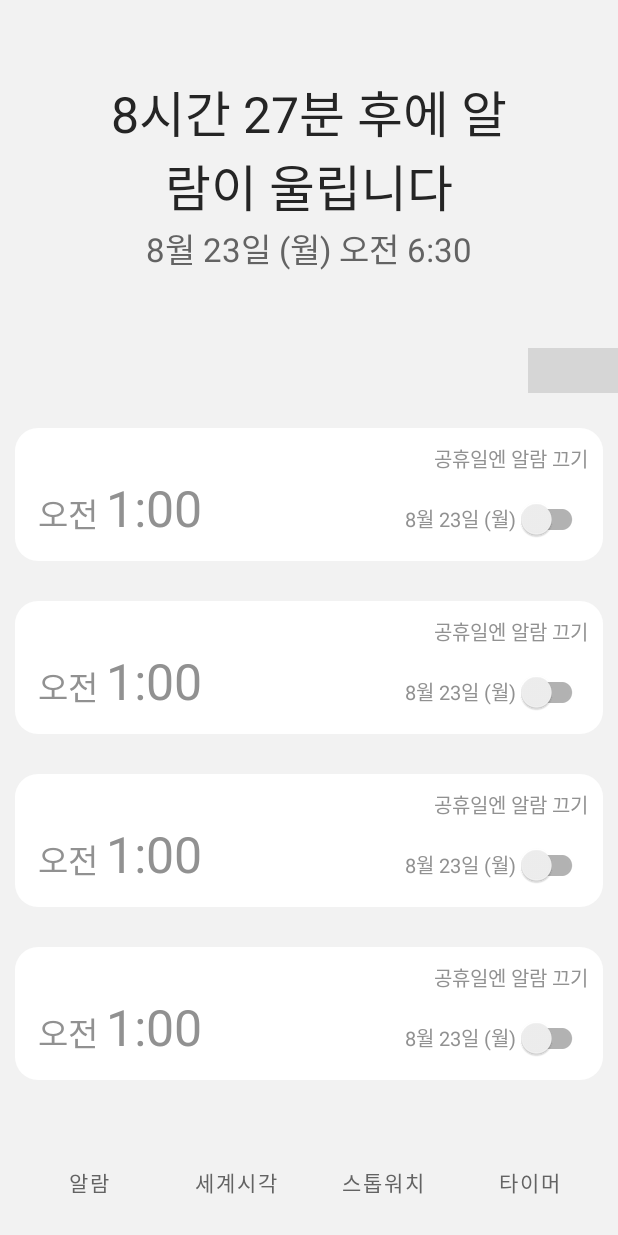
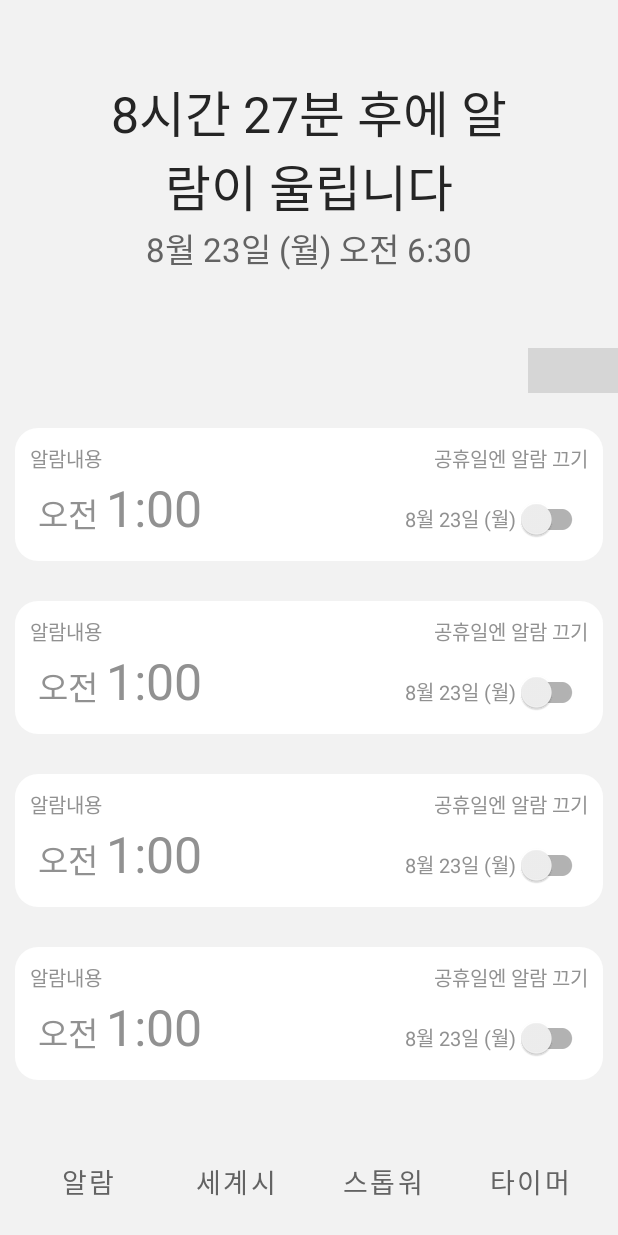
Before and after one commit to Eumji/Clock, an Android app: the screen it shows after launch (MainActivity), on a phone screen of 412 x 824 dp. Run offline under Robolectric (Android 15) with nearby library versions, the phone set to English and light mode, and no system bars; grey boxes are pictures that could not be loaded.

Commit message:
1. refactoring 2. apply fragment view

```diff
--- a/app/build.gradle
+++ b/app/build.gradle
@@ -1,7 +1,6 @@
 plugins {
     id 'com.android.application'
     id 'kotlin-android'
-    id 'kotlin-android-extensions'
 }
 
 android {
@@ -30,7 +29,7 @@ android {
     kotlinOptions {
         jvmTarget = '1.8'
     }
-
+//
     viewBinding {
         enabled = true
     }
@@ -42,6 +41,7 @@ dependencies {
     implementation 'androidx.constraintlayout:constraintlayout:2.0.4'
     implementation "androidx.recyclerview:recyclerview:1.1.0"
     implementation "androidx.recyclerview:recyclerview-selection:1.1.0-rc01"
+    implementation 'androidx.legacy:legacy-support-v4:1.0.0'
     testImplementation 'junit:junit:4.+'
     androidTestImplementation 'androidx.test.ext:junit:1.1.2'
     androidTestImplementation 'androidx.test.espresso:espresso-core:3.3.0'
--- a/app/src/main/java/com/eumji/clock/MainActivity.kt
+++ b/app/src/main/java/com/eumji/clock/MainActivity.kt
@@ -2,22 +2,57 @@ package com.eumji.clock
 
 import androidx.appcompat.app.AppCompatActivity
 import android.os.Bundle
-import kotlinx.android.synthetic.main.activity_main.*
+import android.view.View
+import android.widget.Button
+import com.eumji.clock.alarm.Alarm
+import com.eumji.clock.globaltimes.Globaltimes
+import com.eumji.clock.stopwatch.Stopwatch
+import com.eumji.clock.timer.Timer
 
-class MainActivity : AppCompatActivity() {
+class MainActivity : AppCompatActivity() ,View.OnClickListener {
+
     override fun onCreate(savedInstanceState: Bundle?) {
         super.onCreate(savedInstanceState)
+        var transaction = supportFragmentManager.beginTransaction()
         setContentView(R.layout.activity_main)
-        val list = ArrayList<AlarmItem>()
+        transaction.add(R.id.page_view, Alarm())
+        transaction.commit()
 
-        list.add(AlarmItem(1))
-        list.add(AlarmItem(2))
-        list.add(AlarmItem(3))
-        list.add(AlarmItem(4))
-        list.add(AlarmItem(5))
-        list.add(AlarmItem(6))
-        alarm_recyclerview.adapter = AlarmRecyclerAdapter(list)
-        alarm_recyclerview.addItemDecoration(VerticalItemDecorator(20))
+        var buttonAlarm = findViewById<Button>(R.id.button_alarm)
+        var buttonGlobaltime = findViewById<Button>(R.id.button_globaltime)
+        var buttonStopwatch = findViewById<Button>(R.id.button_stopwatch)
+        var buttonTimer = findViewById<Button>(R.id.button_timer)
+
+        buttonAlarm.setOnClickListener(this)
+        buttonGlobaltime.setOnClickListener(this)
+        buttonStopwatch.setOnClickListener(this)
+        buttonTimer.setOnClickListener(this)
     }
 
+    override fun onClick(v: View) {
+        val transaction = supportFragmentManager.beginTransaction()
+        when (v.id) {
+            R.id.button_alarm->{
+                transaction.replace(R.id.page_view,Alarm())
+                transaction.addToBackStack(null)
+                transaction.commit()
+            }
+            R.id.button_globaltime -> {
+                transaction.replace(R.id.page_view,Globaltimes())
+                transaction.addToBackStack(null)
+                transaction.commit()
+            }
+            R.id.button_stopwatch -> {
+                transaction.replace(R.id.page_view,Stopwatch())
+                transaction.addToBackStack(null)
+                transaction.commit()
+            }
+            R.id.button_timer -> {
+                transaction.replace(R.id.page_view,Timer())
+                transaction.addToBackStack(null)
+                transaction.commit()
+            }
+
+        }
+    }
 }
--- /dev/null
+++ b/app/src/main/java/com/eumji/clock/alarm/Alarm.kt
@@ -0,0 +1,75 @@
+package com.eumji.clock.alarm
+
+import android.os.Bundle
+import androidx.fragment.app.Fragment
+import android.view.LayoutInflater
+import android.view.View
+import android.view.ViewGroup
+import androidx.recyclerview.widget.RecyclerView
+import com.eumji.clock.R
+import com.eumji.clock.VerticalItemDecorator
+import com.eumji.clock.alarm.AlarmRecyclerAdapter
+import com.eumji.clock.databinding.ActivityMainBinding
+
+// TODO: Rename parameter arguments, choose names that match
+// the fragment initialization parameters, e.g. ARG_ITEM_NUMBER
+private const val ARG_PARAM1 = "param1"
+private const val ARG_PARAM2 = "param2"
+
+/**
+ * A simple [Fragment] subclass.
+ * Use the [Alarm.newInstance] factory method to
+ * create an instance of this fragment.
+ */
+class Alarm : Fragment() {
+    // TODO: Rename and change types of parameters
+    private lateinit var alarmRecyclerView: RecyclerView
+
+    override fun onCreate(savedInstanceState: Bundle?) {
+        super.onCreate(savedInstanceState)
+        arguments?.let {
+        }
+    }
+
+    override fun onCreateView(
+        inflater: LayoutInflater, container: ViewGroup?,
+        savedInstanceState: Bundle?
+    ): View? {
+        // Inflate the layout for this fragment
+        return inflater.inflate(R.layout.fragment_alarm, container, false)
+    }
+
+    override fun onViewCreated(view: View, savedInstanceState: Bundle?) {
+        super.onViewCreated(view, savedInstanceState)
+        val list = ArrayList<AlarmItem>()
+
+        list.add(AlarmItem(1))
+        list.add(AlarmItem(2))
+        list.add(AlarmItem(3))
+        list.add(AlarmItem(4))
+        list.add(AlarmItem(5))
+        list.add(AlarmItem(6))
+        alarmRecyclerView = view.findViewById(R.id.alarm_recyclerview)
+        alarmRecyclerView.adapter = AlarmRecyclerAdapter(list)
+        alarmRecyclerView.addItemDecoration(VerticalItemDecorator(20))
+    }
+    companion object {
+        /**
+         * Use this factory method to create a new instance of
+         * this fragment using the provided parameters.
+         *
+         * @param param1 Parameter 1.
+         * @param param2 Parameter 2.
+         * @return A new instance of fragment Alarm.
+         */
+        // TODO: Rename and change types and number of parameters
+        @JvmStatic
+        fun newInstance(param1: String, param2: String) =
+            Alarm().apply {
+                arguments = Bundle().apply {
+                    putString(ARG_PARAM1, param1)
+                    putString(ARG_PARAM2, param2)
+                }
+            }
+    }
+}
--- a/app/src/main/java/com/eumji/clock/AlarmItem.kt
+++ b/app/src/main/java/com/eumji/clock/alarm/AlarmItem.kt
@@ -1,4 +1,4 @@
-package com.eumji.clock
+package com.eumji.clock.alarm
 
 class AlarmItem(val time: Int) {
 
--- a/app/src/main/java/com/eumji/clock/AlarmRecyclerAdapter.kt
+++ b/app/src/main/java/com/eumji/clock/alarm/AlarmRecyclerAdapter.kt
@@ -1,27 +1,26 @@
-package com.eumji.clock;
+package com.eumji.clock.alarm;
 
 import android.view.LayoutInflater
 import android.view.View
 import android.view.ViewGroup
 import android.widget.Toast
 import androidx.recyclerview.widget.RecyclerView
+import com.eumji.clock.R
 import java.util.ArrayList
 
 class AlarmRecyclerAdapter(private val items: ArrayList<AlarmItem>) :
     RecyclerView.Adapter<AlarmRecyclerAdapter.ViewHolder>(){
 
-
     override fun onCreateViewHolder(parent: ViewGroup, viewType: Int): ViewHolder {
         val inflatedView = LayoutInflater.from(parent.context)
             .inflate(R.layout.alarm_item, parent, false)
-        return AlarmRecyclerAdapter.ViewHolder(inflatedView)
+        return ViewHolder(inflatedView)
     }
 
     override fun onBindViewHolder(holder: ViewHolder, position: Int) {
         val listener = View.OnClickListener { it ->
             Toast.makeText(it.context, items[position].time.toString(), Toast.LENGTH_SHORT).show()
         }
-
         holder.bind(listener, items[position])
     }
 
--- a/app/src/main/res/layout/activity_main.xml
+++ b/app/src/main/res/layout/activity_main.xml
@@ -8,95 +8,12 @@
     android:orientation="vertical"
     android:background="@color/grey">
 
-    <LinearLayout
+    <FrameLayout
         android:layout_width="match_parent"
         android:layout_height="wrap_content"
         android:orientation="vertical"
-        android:layout_weight="1">
-
-        <LinearLayout
-            android:layout_width="match_parent"
-            android:layout_height="wrap_content"
-            android:orientation="vertical">
-
-            <LinearLayout
-                android:layout_width="match_parent"
-                android:layout_height="wrap_content"
-                android:orientation="vertical">
-
-                <LinearLayout
-                    android:layout_width="match_parent"
-                    android:layout_height="match_parent"
-                    android:orientation="vertical"
-                    android:gravity="center_horizontal"
-                    android:layout_marginHorizontal="70dp"
-                    android:layout_marginVertical="50dp">
-
-                    <TextView
-                        android:id="@+id/alarm_next_time"
-                        android:layout_width="match_parent"
-                        android:layout_height="wrap_content"
-                        android:textSize="15pt"
-                        android:textColor="@color/font"
-                        android:text="8시간 27분 후에 알람이 울립니다"
-                        android:gravity="center_horizontal" />
-
-                    <TextView
-                        android:id="@+id/alarm_next_date"
-                        android:layout_width="match_parent"
-                        android:layout_height="wrap_content"
-                        android:textSize="10pt"
-                        android:textColor="@color/font2"
-                        android:text="8월 23일 (월) 오전 6:30"
-                        android:gravity="center_horizontal" />
-                </LinearLayout>
-
-            </LinearLayout>
-
-            <LinearLayout
-                android:layout_width="match_parent"
-                android:layout_height="wrap_content"
-                android:orientation="horizontal"
-                android:gravity="right">
-
-                <ImageButton
-                    android:id="@+id/plus"
-                    android:layout_width="30dp"
-                    android:layout_height="30dp"
-                    android:adjustViewBounds="true"
-                    android:background="@color/transparent"
-                    android:scaleType="fitCenter"
-                    app:srcCompat="@drawable/plus" />
-
-                <ImageButton
-                    android:id="@+id/menu"
-                    android:layout_width="30dp"
-                    android:layout_height="30dp"
-                    android:adjustViewBounds="true"
-                    android:background="@color/transparent"
-                    android:scaleType="fitCenter"
-                    app:srcCompat="@drawable/menu" />
-            </LinearLayout>
-
-        </LinearLayout>
-
-        <LinearLayout
-            android:layout_width="match_parent"
-            android:layout_height="match_parent"
-            android:orientation="vertical">
-
-            <androidx.recyclerview.widget.RecyclerView
-                android:id="@+id/alarm_recyclerview"
-                android:layout_width="match_parent"
-                android:layout_height="match_parent"
-                app:layoutManager="androidx.recyclerview.widget.LinearLayoutManager"
-                android:layout_marginHorizontal="10dp"
-                android:layout_marginVertical="10dp"
-                tools:listitem="@layout/alarm_item"
-                android:scrollbars="vertical"/>
-        </LinearLayout>
-
-    </LinearLayout>
+        android:layout_weight="1"
+        android:id="@+id/page_view"/>
 
     <LinearLayout
         android:layout_width="match_parent"
@@ -111,6 +28,7 @@
             android:layout_height="wrap_content"
             android:layout_weight="1"
             android:text="알람"
+            android:textSize="8pt"
             android:background="@color/transparent"
             android:textColor="@color/font2"/>
 
@@ -120,6 +38,7 @@
             android:layout_height="wrap_content"
             android:layout_weight="1"
             android:text="세계시각"
+            android:textSize="8pt"
             android:background="@color/transparent"
             android:textColor="@color/font2"/>
 
@@ -129,6 +48,7 @@
             android:layout_height="wrap_content"
             android:layout_weight="1"
             android:text="스톱워치"
+            android:textSize="8pt"
             android:background="@color/transparent"
             android:textColor="@color/font2"/>
 
@@ -138,6 +58,7 @@
             android:layout_height="wrap_content"
             android:layout_weight="1"
             android:text="타이머"
+            android:textSize="8pt"
             android:background="@color/transparent"
             android:textColor="@color/font2"/>
     </LinearLayout>
--- a/app/src/main/res/layout/alarm_item.xml
+++ b/app/src/main/res/layout/alarm_item.xml
@@ -7,6 +7,20 @@
     android:orientation="vertical"
     android:background="@drawable/border">
 
+    <LinearLayout
+        android:layout_width="match_parent"
+        android:layout_height="wrap_content"
+        android:orientation="horizontal">
+
+    <TextView
+        android:id="@+id/alarm_item_title"
+        android:layout_width="match_parent"
+        android:layout_height="wrap_content"
+        android:text="알람내용"
+        android:textColor="@color/font3"
+        android:textSize="6pt"
+        android:layout_weight="1" />
+
     <TextView
         android:id="@+id/alarm_item_holiday"
         android:layout_width="match_parent"
@@ -15,7 +29,8 @@
         android:gravity="end"
         android:textColor="@color/font3"
         android:textSize="6pt"
-        android:layout_weight="1"/>
+        android:layout_weight="1" />
+    </LinearLayout>
 
     <LinearLayout
         android:layout_width="match_parent"
@@ -25,7 +40,7 @@
         android:layout_weight="1">
 
         <TextView
-            android:id="@+id/alarm_item_AMPM"
+            android:id="@+id/alarm_item_convert_time"
             android:layout_width="wrap_content"
             android:layout_height="wrap_content"
             android:text=" 오전 "
@@ -83,7 +98,7 @@
                 android:textColor="@color/font3"
                 android:textSize="6pt" />
             <TextView
-                android:id="@+id/alarm_item_wen"
+                android:id="@+id/alarm_item_wed"
                 android:layout_width="wrap_content"
                 android:layout_height="wrap_content"
                 android:text="수"
--- /dev/null
+++ b/app/src/main/res/layout/fragment_alarm.xml
@@ -0,0 +1,86 @@
+<?xml version="1.0" encoding="utf-8"?>
+<LinearLayout xmlns:android="http://schemas.android.com/apk/res/android"
+    xmlns:app="http://schemas.android.com/apk/res-auto"
+    xmlns:tools="http://schemas.android.com/tools"
+    android:layout_width="match_parent"
+    android:layout_height="match_parent"
+    android:orientation="vertical"
+    tools:context=".alarm.Alarm">
+
+    <LinearLayout
+        android:layout_width="match_parent"
+        android:layout_height="wrap_content"
+        android:orientation="vertical">
+
+        <LinearLayout
+            android:layout_width="match_parent"
+            android:layout_height="wrap_content"
+            android:orientation="vertical">
+
+            <LinearLayout
+                android:layout_width="match_parent"
+                android:layout_height="match_parent"
+                android:orientation="vertical"
+                android:gravity="center_horizontal"
+                android:layout_marginHorizontal="70dp"
+                android:layout_marginVertical="50dp">
+
+                <TextView
+                    android:id="@+id/alarm_next_time"
+                    android:layout_width="match_parent"
+                    android:layout_height="wrap_content"
+                    android:textSize="15pt"
+                    android:textColor="@color/font"
+                    android:text="8시간 27분 후에 알람이 울립니다"
+                    android:gravity="center_horizontal" />
+
+                <TextView
+                    android:id="@+id/alarm_next_date"
+                    android:layout_width="match_parent"
+                    android:layout_height="wrap_content"
+                    android:textSize="10pt"
+                    android:textColor="@color/font2"
+                    android:text="8월 23일 (월) 오전 6:30"
+                    android:gravity="center_horizontal" />
+            </LinearLayout>
+
+        </LinearLayout>
+
+        <LinearLayout
+            android:layout_width="match_parent"
+            android:layout_height="wrap_content"
+            android:orientation="horizontal"
+            android:gravity="right">
+
+            <ImageButton
+                android:id="@+id/alarm_plus"
+                android:layout_width="30dp"
+                android:layout_height="30dp"
+                android:adjustViewBounds="true"
+                android:background="@color/transparent"
+                android:scaleType="fitCenter"
+                app:srcCompat="@drawable/plus" />
+
+            <ImageButton
+                android:id="@+id/alarm_menu"
+                android:layout_width="30dp"
+                android:layout_height="30dp"
+                android:adjustViewBounds="true"
+                android:background="@color/transparent"
+                android:scaleType="fitCenter"
+                app:srcCompat="@drawable/menu" />
+        </LinearLayout>
+
+    </LinearLayout>
+
+    <androidx.recyclerview.widget.RecyclerView
+        android:id="@+id/alarm_recyclerview"
+        android:layout_width="match_parent"
+        android:layout_height="match_parent"
+        app:layoutManager="androidx.recyclerview.widget.LinearLayoutManager"
+        android:layout_marginHorizontal="10dp"
+        android:layout_marginVertical="10dp"
+        tools:listitem="@layout/alarm_item"
+        android:scrollbars="vertical"/>
+
+</LinearLayout>
--- /dev/null
+++ b/app/src/main/res/layout/globaltime_page.xml
@@ -0,0 +1,6 @@
+<?xml version="1.0" encoding="utf-8"?>
+<androidx.constraintlayout.widget.ConstraintLayout xmlns:android="http://schemas.android.com/apk/res/android"
+    android:layout_width="match_parent"
+    android:layout_height="match_parent">
+
+</androidx.constraintlayout.widget.ConstraintLayout>
--- /dev/null
+++ b/app/src/main/res/layout/stopwatch_page.xml
@@ -0,0 +1,6 @@
+<?xml version="1.0" encoding="utf-8"?>
+<androidx.constraintlayout.widget.ConstraintLayout xmlns:android="http://schemas.android.com/apk/res/android"
+    android:layout_width="match_parent"
+    android:layout_height="match_parent">
+
+</androidx.constraintlayout.widget.ConstraintLayout>
--- a/app/src/main/res/values/strings.xml
+++ b/app/src/main/res/values/strings.xml
@@ -1,4 +1,6 @@
 <resources>
     <string name="app_name">Clock</string>
     <string name="holiday">공휴일엔 알람 끄기</string>
+    <!-- TODO: Remove or change this placeholder text -->
+    <string name="hello_blank_fragment">Hello blank fragment</string>
 </resources>
```
Also changed, not shown: app/src/main/java/com/eumji/clock/globaltimes/Globaltimes.kt (added, +60 -0 lines), app/src/main/java/com/eumji/clock/stopwatch/Stopwatch.kt (added, +60 -0 lines), app/src/main/java/com/eumji/clock/timer/Timer.kt (added, +60 -0 lines), app/src/main/res/layout/fragment_globaltimes.xml (added, +61 -0 lines), app/src/main/res/layout/fragment_stopwatch.xml (added, +61 -0 lines), app/src/main/res/layout/fragment_timer.xml (added, +61 -0 lines), app/src/main/res/layout/timer_page.xml (added, +7 -0 lines).
